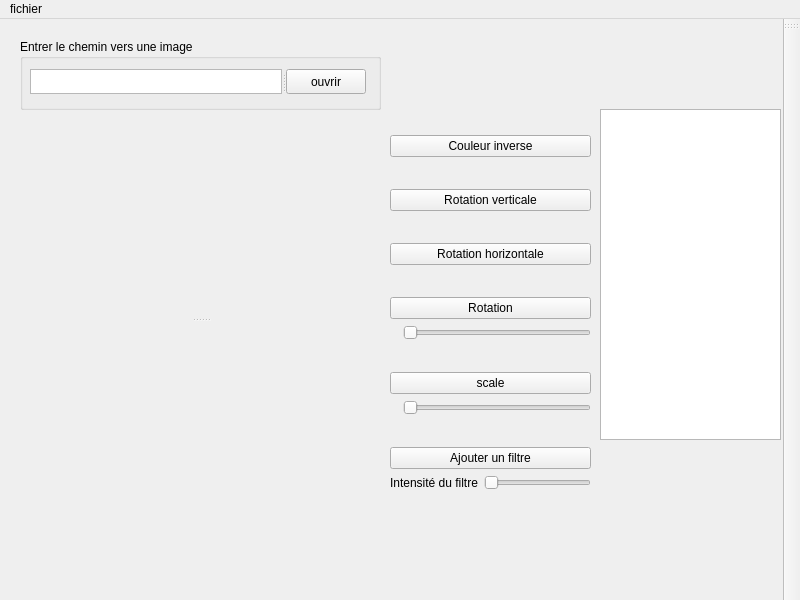
Above: ImageEditor/mainwindow.ui from julesgrc0/ImgEditor before the change. Below: the same form after it.
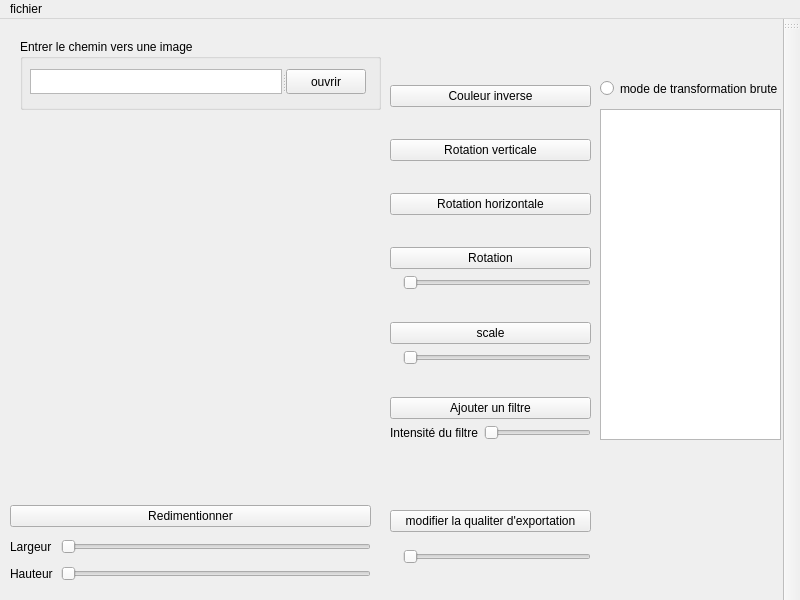
That is the form after the change.

```diff
--- a/ImageEditor/mainwindow.ui
+++ b/ImageEditor/mainwindow.ui
@@ -86,34 +86,11 @@
      </rect>
     </property>
    </widget>
-   <widget class="QSplitter" name="splitter_5">
-    <property name="geometry">
-     <rect>
-      <x>20</x>
-      <y>100</y>
-      <width>361</width>
-      <height>401</height>
-     </rect>
-    </property>
-    <property name="orientation">
-     <enum>Qt::Vertical</enum>
-    </property>
-    <widget class="QLabel" name="label">
-     <property name="text">
-      <string/>
-     </property>
-    </widget>
-    <widget class="QLabel" name="label_2">
-     <property name="text">
-      <string/>
-     </property>
-    </widget>
-   </widget>
-   <widget class="QWidget" name="">
+   <widget class="QWidget" name="layoutWidget">
     <property name="geometry">
      <rect>
       <x>390</x>
-      <y>90</y>
+      <y>40</y>
       <width>201</width>
       <height>411</height>
      </rect>
@@ -217,6 +194,125 @@
      </item>
     </layout>
    </widget>
+   <widget class="QLabel" name="label">
+    <property name="geometry">
+     <rect>
+      <x>13</x>
+      <y>111</y>
+      <width>359</width>
+      <height>331</height>
+     </rect>
+    </property>
+    <property name="text">
+     <string/>
+    </property>
+   </widget>
+   <widget class="QLabel" name="label_2">
+    <property name="geometry">
+     <rect>
+      <x>13</x>
+      <y>450</y>
+      <width>359</width>
+      <height>20</height>
+     </rect>
+    </property>
+    <property name="text">
+     <string/>
+    </property>
+   </widget>
+   <widget class="QWidget" name="layoutWidget_2">
+    <property name="geometry">
+     <rect>
+      <x>10</x>
+      <y>480</y>
+      <width>361</width>
+      <height>91</height>
+     </rect>
+    </property>
+    <layout class="QGridLayout" name="gridLayout_5">
+     <item row="1" column="1">
+      <widget class="QSlider" name="horizontalSlider_5">
+       <property name="orientation">
+        <enum>Qt::Horizontal</enum>
+       </property>
+      </widget>
+     </item>
+     <item row="0" column="0" colspan="2">
+      <widget class="QPushButton" name="pushButton_8">
+       <property name="text">
+        <string>Redimentionner</string>
+       </property>
+      </widget>
+     </item>
+     <item row="2" column="1">
+      <widget class="QSlider" name="horizontalSlider_6">
+       <property name="orientation">
+        <enum>Qt::Horizontal</enum>
+       </property>
+      </widget>
+     </item>
+     <item row="1" column="0">
+      <widget class="QLabel" name="label_6">
+       <property name="text">
+        <string>Largeur </string>
+       </property>
+      </widget>
+     </item>
+     <item row="2" column="0">
+      <widget class="QLabel" name="label_7">
+       <property name="text">
+        <string>Hauteur</string>
+       </property>
+      </widget>
+     </item>
+    </layout>
+   </widget>
+   <widget class="QWidget" name="layoutWidget_3">
+    <property name="geometry">
+     <rect>
+      <x>390</x>
+      <y>480</y>
+      <width>201</width>
+      <height>78</height>
+     </rect>
+    </property>
+    <layout class="QGridLayout" name="gridLayout_6">
+     <item row="1" column="1">
+      <widget class="QSlider" name="horizontalSlider_7">
+       <property name="orientation">
+        <enum>Qt::Horizontal</enum>
+       </property>
+      </widget>
+     </item>
+     <item row="1" column="0">
+      <widget class="QLabel" name="label_8">
+       <property name="text">
+        <string/>
+       </property>
+      </widget>
+     </item>
+     <item row="0" column="0" colspan="2">
+      <widget class="QPushButton" name="pushButton_9">
+       <property name="text">
+        <string>modifier la qualiter d'exportation</string>
+       </property>
+      </widget>
+     </item>
+    </layout>
+   </widget>
+   <widget class="QRadioButton" name="radioButton">
+    <property name="geometry">
+     <rect>
+      <x>600</x>
+      <y>60</y>
+      <width>181</width>
+      <height>19</height>
+     </rect>
+    </property>
+    <property name="text">
+     <string>mode de transformation brute</string>
+    </property>
+   </widget>
   </widget>
   <widget class="QMenuBar" name="menubar">
    <property name="geometry">
```
Left out of the diff: 35 changed lines with no effect on the pictures.
